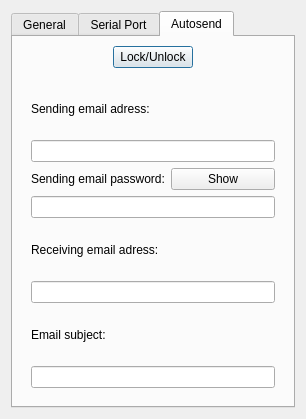
The window that generalsettingdialog.ui (mishkoLitvin/L_Aries-progect) describes before a commit, drawn with Qt 5.
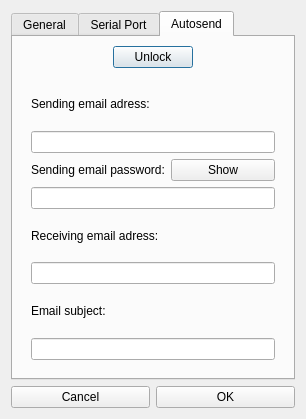
The same window after the commit.

Commit message: GeneralSettingDialog updated (hide when not in focus), lock/unlock email settings

```diff
--- a/generalsettingdialog.ui
+++ b/generalsettingdialog.ui
@@ -50,7 +50,10 @@
        <item row="0" column="1">
         <widget class="QPushButton" name="pushButton">
          <property name="text">
-          <string>Lock/Unlock</string>
+          <string>Unlock</string>
+         </property>
+         <property name="checkable">
+          <bool>true</bool>
          </property>
         </widget>
        </item>
@@ -140,6 +143,24 @@
      </widget>
     </widget>
    </item>
+   <item row="1" column="0">
+    <layout class="QHBoxLayout" name="horizontalLayout">
+     <item>
+      <widget class="QPushButton" name="pButtonReject">
+       <property name="text">
+        <string>Cancel</string>
+       </property>
+      </widget>
+     </item>
+     <item>
+      <widget class="QPushButton" name="pButtonAccept">
+       <property name="text">
+        <string>OK</string>
+       </property>
+      </widget>
+     </item>
+    </layout>
+   </item>
   </layout>
  </widget>
  <resources/>
```
Left out of the diff: 4 changed lines with no effect on the pictures. The commit also changes 5 other files.
